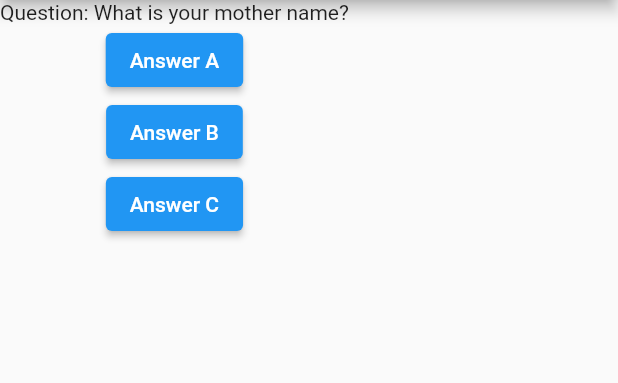
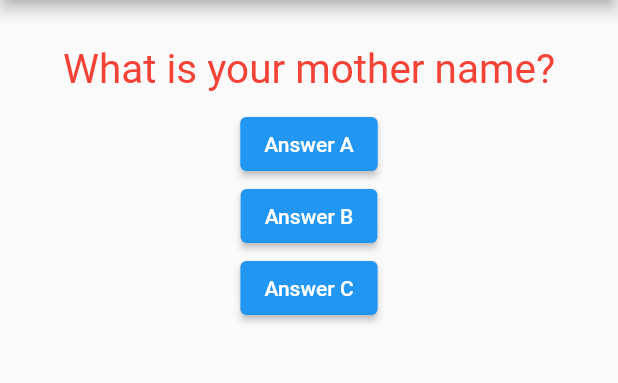
Before and after one commit to SomaSongoka/Flutter1, a Flutter app: the screen it shows after launch, on a phone screen of 412 x 824 dp, the part 84-467 px from its top. Run offline on Flutter 3.47's test engine with Material 2 defaults, Android fonts, the phone set to English and light mode, and no system bars.

Commit message:
Containers

```diff
--- a/lib/questions/wquestion.dart
+++ b/lib/questions/wquestion.dart
@@ -7,9 +7,21 @@ class WQuestion extends StatelessWidget {
   WQuestion(String questionTxt) {
     this.questionTxt = questionTxt;
   }
-
+  //Use control + space to get list of options
   @override
   Widget build(BuildContext context) {
-    return Text('Question: ' + questionTxt);
+    return Container(
+      //Help to control width and layout sizing
+      width: double.infinity,
+      margin: EdgeInsets.only(left: 5, right: 5, top: 30, bottom: 10),
+      child: Text(
+        questionTxt,
+        style: TextStyle(
+          color: Colors.red,
+          fontSize: 27,
+        ),
+        textAlign: TextAlign.center,
+      ),
+    );
   }
 }
```
